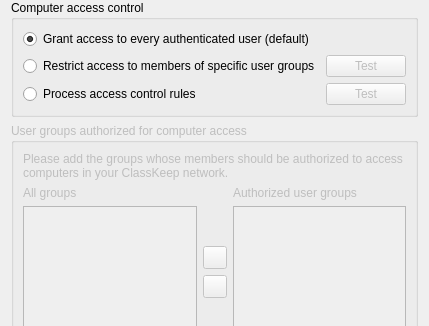
The window that veyon/configurator/src/AccessControlPage.ui (zk26/ClassKeep) describes before a commit, drawn with Qt 5; both pictures show x 0 to 429 and y 0 to 326 of the 429 by 639 pixel window.
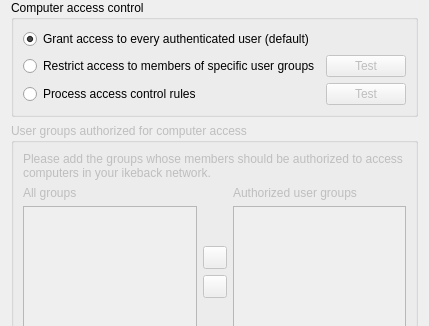
The same window after the commit. Icons and pictures are not drawn.

Commit message: refactor: rename the entire project from the retired brand to ikeback

```diff
--- a/veyon/configurator/src/AccessControlPage.ui
+++ b/veyon/configurator/src/AccessControlPage.ui
@@ -110,7 +110,7 @@
       <item row="0" column="0" colspan="3">
        <widget class="QLabel" name="label_40">
         <property name="text">
-         <string>Please add the groups whose members should be authorized to access computers in your ClassKeep network.</string>
+         <string>Please add the groups whose members should be authorized to access computers in your ikeback network.</string>
         </property>
         <property name="wordWrap">
          <bool>true</bool>
```
The commit also changes 164 other files.
